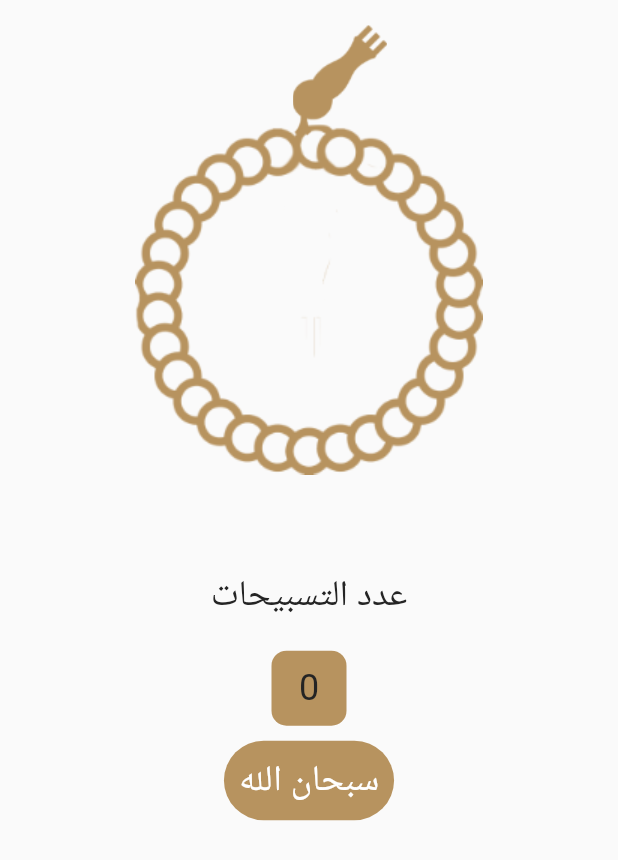
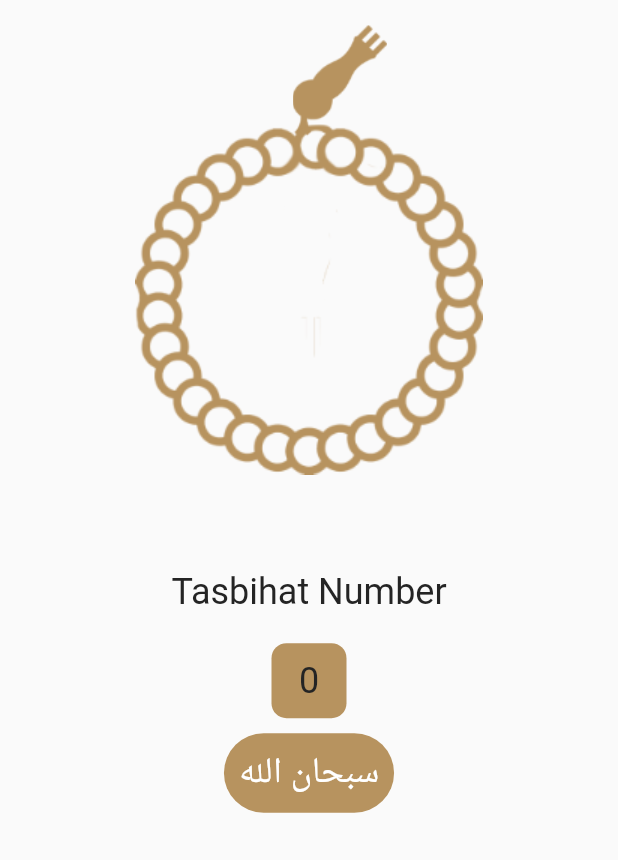
Before and after one commit to alimosaad/islamic_app, a Flutter app: the SebhaTab widget shown alone on an empty page, opened directly, on a phone screen of 412 x 824 dp. Shown: the top 860 px of the screen. Run offline on Flutter 3.47's test engine with Material 2 defaults, Android fonts, the phone set to English and light mode, and no system bars; generated files the repository leaves out were written again.

Commit message:
add localization change language.

```diff
--- a/lib/l10n/intl_ar.arb
+++ b/lib/l10n/intl_ar.arb
@@ -8,6 +8,7 @@
     "radio":"الراديو",
     "settings":"الأعدادات",
     "holyquran":"إذاعة القرآن الكريم",
+    "tasbihat":"عدد التسبيحات",
     "language":"اللغة",
     "theme":"الوضع",
     "arabic":"العربية",
--- a/lib/l10n/intl_en.arb
+++ b/lib/l10n/intl_en.arb
@@ -8,6 +8,7 @@
     "radio":"Radio",
     "settings":"Settings",
     "holyquran":"Holy Quran Radio",
+    "tasbihat":"Tasbihat Number",
     "language":"Language",
     "theme":"Theme",
     "arabic":"Arabic",
--- a/lib/screens/home/sebha/sebha_tab.dart
+++ b/lib/screens/home/sebha/sebha_tab.dart
@@ -2,7 +2,7 @@ import 'package:flutter/material.dart';
 import 'package:islami_app/MyThemeData.dart';
 import 'package:islami_app/provider/my_provider.dart';
 import 'package:provider/provider.dart';
-
+import 'package:flutter_gen/gen_l10n/app_localizations.dart';
 class SebhaTab extends StatefulWidget {
   const SebhaTab({Key? key}) : super(key: key);
 
@@ -57,7 +57,7 @@ class _SebhaTabState extends State<SebhaTab> {
             height: 10,
           ),
           Text(
-            'عدد التسبيحات',
+              AppLocalizations.of(context)!.tasbihat,
             style: TextStyle(color: provide.mode == ThemeMode.light
                 ? MyThemeData.BlackColor
                 : MyThemeData.WhiteColor, fontSize: 24),
--- a/lib/screens/home/settings/languageSheet.dart
+++ b/lib/screens/home/settings/languageSheet.dart
@@ -7,7 +7,10 @@ class LanguageBottobSheet extends StatelessWidget {
   @override
   Widget build(BuildContext context) {
     var provider = Provider.of<MyProvider>(context);
-    return Column(
+    return Container(
+
+      child: Column(
+
         children: [
           InkWell(
             onTap: () {
@@ -59,6 +62,7 @@ class LanguageBottobSheet extends StatelessWidget {
             ),
           ),
         ],
+      ),
     );
   }
 }
--- a/lib/screens/home/settings/settings.dart
+++ b/lib/screens/home/settings/settings.dart
@@ -76,8 +76,10 @@ class SettingTab extends StatelessWidget {
 
   void showLanguageBottomSheet(BuildContext context) {
     showModalBottomSheet(
+
         context: context,
         builder: (context) {
+
           return LanguageBottobSheet();
         });
   }
```
Also changed, not shown: lib/screens/home/settings/themeModeBottomSheet.dart (+6 -3 lines), lib/generated/intl/messages_ar.dart, lib/generated/intl/messages_en.dart, lib/generated/l10n.dart. Lines whose indentation alone changed are shown as unchanged.
